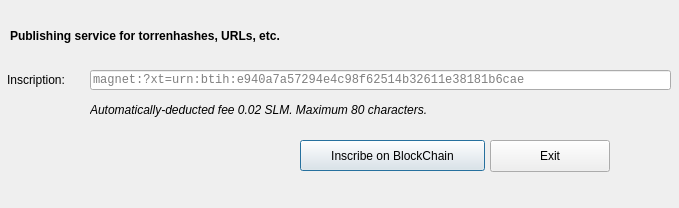
Old version of the form src/qt/forms/inscriptiondialog.ui in the repository slimcoin-project/Slimcoin.
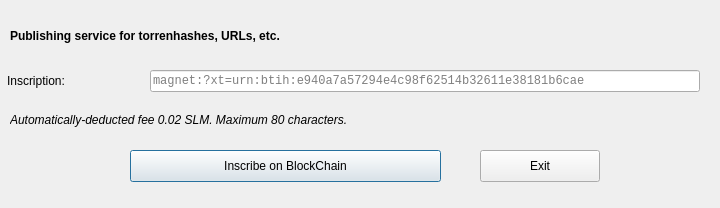
New version of the form. Icons and pictures are not drawn.

Commit message: 4k woes

What changed in the file:
```diff
--- a/src/qt/forms/inscriptiondialog.ui
+++ b/src/qt/forms/inscriptiondialog.ui
@@ -6,7 +6,7 @@
    <rect>
     <x>0</x>
     <y>0</y>
-    <width>679</width>
+    <width>720</width>
     <height>208</height>
    </rect>
   </property>
@@ -16,10 +16,10 @@
   <widget class="QPushButton" name="insertButton">
    <property name="geometry">
     <rect>
-     <x>300</x>
-     <y>140</y>
-     <width>185</width>
-     <height>31</height>
+     <x>130</x>
+     <y>150</y>
+     <width>311</width>
+     <height>32</height>
     </rect>
    </property>
    <property name="text">
@@ -51,7 +51,7 @@
     <rect>
      <x>10</x>
      <y>20</y>
-     <width>331</width>
+     <width>571</width>
      <height>31</height>
     </rect>
    </property>
@@ -70,8 +70,8 @@
     <rect>
      <x>7</x>
      <y>70</y>
-     <width>76</width>
-     <height>20</height>
+     <width>141</width>
+     <height>21</height>
     </rect>
    </property>
    <property name="text">
@@ -81,8 +81,8 @@
   <widget class="QPushButton" name="pushButton">
    <property name="geometry">
     <rect>
-     <x>490</x>
-     <y>140</y>
+     <x>480</x>
+     <y>150</y>
      <width>120</width>
      <height>32</height>
     </rect>
@@ -104,10 +104,10 @@
   <widget class="QLineEdit" name="lineEditMsg">
    <property name="geometry">
     <rect>
-     <x>90</x>
+     <x>150</x>
      <y>70</y>
-     <width>581</width>
-     <height>20</height>
+     <width>550</width>
+     <height>22</height>
     </rect>
    </property>
    <property name="font">
@@ -134,9 +134,9 @@
   <widget class="QLabel" name="label_3">
    <property name="geometry">
     <rect>
-     <x>90</x>
-     <y>100</y>
-     <width>421</width>
+     <x>10</x>
+     <y>110</y>
+     <width>670</width>
      <height>20</height>
     </rect>
    </property>
```
